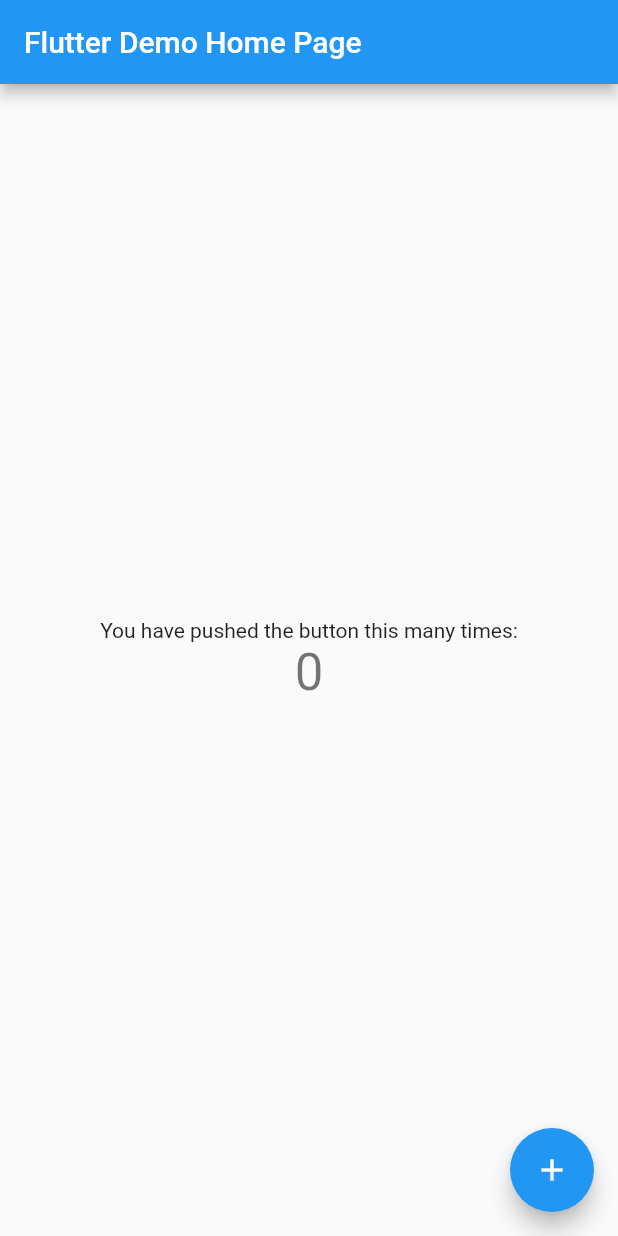
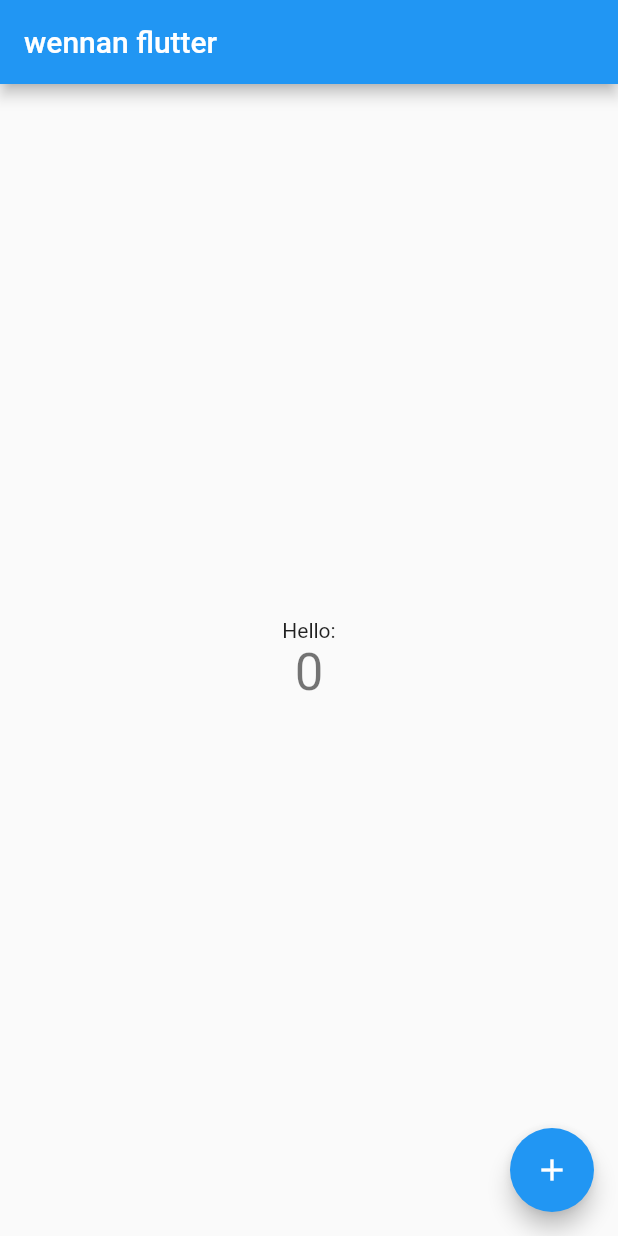
Before and after one commit to Nile00/nile01_flutter, a Flutter app: the screen it shows after launch, on a phone screen of 412 x 824 dp. Run offline on Flutter 3.47's test engine with Material 2 defaults, Android fonts, the phone set to English and light mode, and no system bars.

Commit message:
flutter project

```diff
--- a/nile01_flutter/lib/main.dart
+++ b/nile01_flutter/lib/main.dart
@@ -20,7 +20,7 @@ class MyApp extends StatelessWidget {
         // is not restarted.
         primarySwatch: Colors.blue,
       ),
-      home: MyHomePage(title: 'Flutter Demo Home Page'),
+      home: MyHomePage(title: 'wennan flutter'),
     );
   }
 }
@@ -92,7 +92,7 @@ class _MyHomePageState extends State<MyHomePage> {
           mainAxisAlignment: MainAxisAlignment.center,
           children: <Widget>[
             Text(
-              'You have pushed the button this many times:',
+              'Hello:',
             ),
             Text(
               '$_counter',
```
Also changed, not shown: 2 other files.
